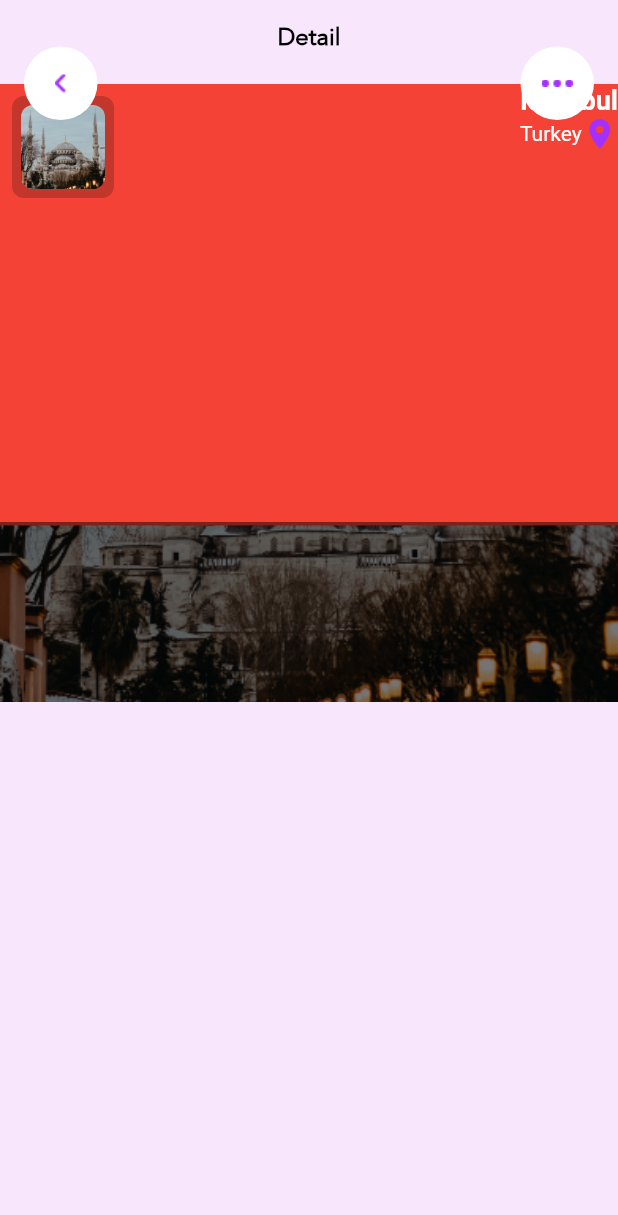
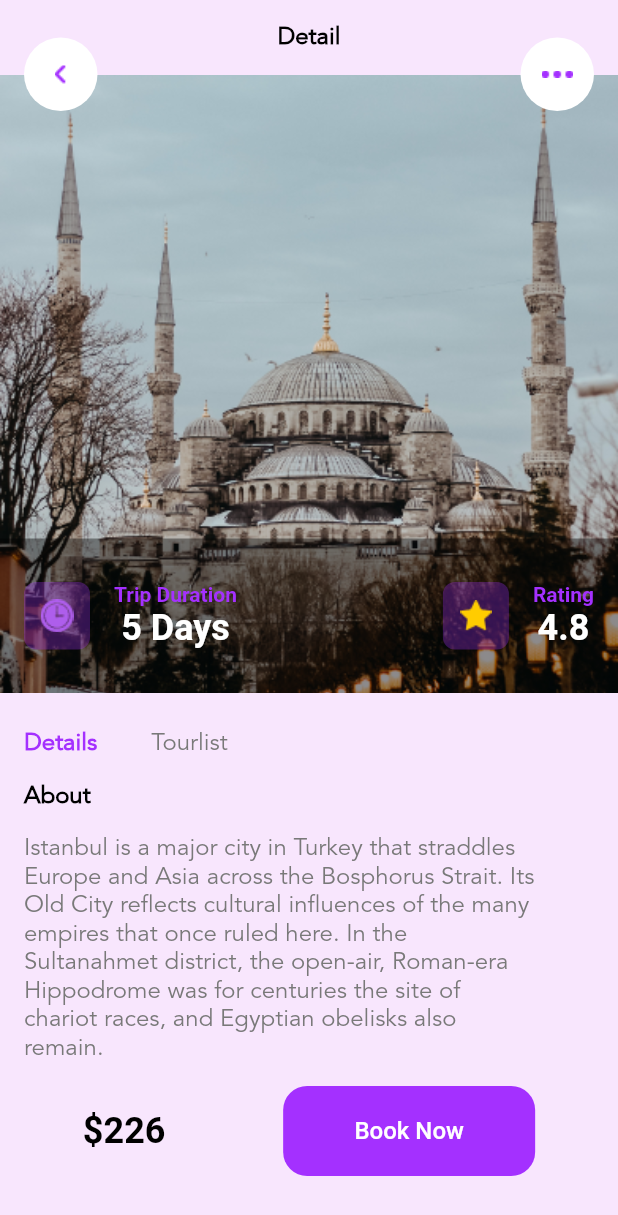
Before and after one commit to iabolfazlofficial/booking_flutter, a Flutter app: the Detail screen opened directly, on a phone screen of 412 x 824 dp. Shown: the top 1215 px of the screen. Run offline on Flutter 3.47's test engine with Material 2 defaults, Android fonts, the phone set to English and light mode, and no system bars.

Commit message:
'completedapp'

```diff
--- a/lib/components/explore-button.dart
+++ b/lib/components/explore-button.dart
@@ -1,6 +1,6 @@
-
 import 'package:flutter/cupertino.dart';
 import 'package:flutter/material.dart';
+import 'package:project/screens/home.dart';
 
 class ExploreButton extends StatelessWidget {
   const ExploreButton({
@@ -13,7 +13,14 @@ class ExploreButton extends StatelessWidget {
   @override
   Widget build(BuildContext context) {
     return GestureDetector(
-      onTap: () {},
+      onTap: () {
+        Navigator.of(context).push(PageRouteBuilder(
+          pageBuilder: (_, __, ___) => Home(),
+          transitionDuration: Duration(seconds: 2),
+          transitionsBuilder: (_, a, __, c) =>
+              FadeTransition(opacity: a, child: c),
+        ));
+      },
       child: Container(
         width: width / 3,
         decoration: BoxDecoration(
@@ -26,7 +33,7 @@ class ExploreButton extends StatelessWidget {
             children: [
               Text(
                 "Explore",
-                style: Theme.of(context).textTheme.headline6,
+                style: Theme.of(context).textTheme.headline3,
               ),
               SizedBox(
                 width: 16,
--- a/lib/main.dart
+++ b/lib/main.dart
@@ -35,12 +35,17 @@ class MyApp extends StatelessWidget {
                 fontSize: 16,
                 fontWeight: FontWeight.bold,
                 color: Color.fromRGBO(0, 0, 0, 1)),
+            headline3: TextStyle(
+                fontFamily: 'Avenir',
+                fontSize: 12,
+                fontWeight: FontWeight.bold,
+                color: Color.fromRGBO(255, 255, 255, 1)),
             headline5: TextStyle(
                 fontFamily: 'Avenir',
                 fontSize: 16,
                 color: Color.fromRGBO(121, 121, 121, 1)),
           )),
-      home: Detail(),
+      home: Splash(),
     );
   }
 }
--- a/lib/screens/detail.dart
+++ b/lib/screens/detail.dart
@@ -1,3 +1,5 @@
+import 'dart:ui';
+
 import 'package:flutter/material.dart';
 import 'package:flutter/src/widgets/container.dart';
 import 'package:flutter/src/widgets/framework.dart';
@@ -14,129 +16,215 @@ class Detail extends StatelessWidget {
     final height = MediaQuery.of(context).size.height;
 
     return Scaffold(
-      body: SafeArea(
+      body: SingleChildScrollView(
+        scrollDirection: Axis.vertical,
+        child: SafeArea(
             child: Container(
               width: double.infinity,
               height: height,
               color: Color.fromRGBO(248, 230, 253, 1),
           child: Column(
+            mainAxisAlignment: MainAxisAlignment.start,
+            crossAxisAlignment: CrossAxisAlignment.start,
             children: [
-              // Header Text
-              SizedBox(
-                height: 16,
+              // Header
+              Container(
+                width: double.infinity,
+                height: 50,
+                child: Center(
+                  child: Text("Detail",
+                      style: Theme.of(context).textTheme.headline4),
                 ),
-              Container(
-                  height: 24,
-                  child: Text(
-                    "Detail",
-                    style: Theme.of(context).textTheme.headline4,
-                  )),
-              SizedBox(
-                height: 16,
               ),
-              // Image Detail
-              Stack(
-                clipBehavior: Clip.none,
-                children: [
+              // Stack Image
+              Stack(clipBehavior: Clip.none, children: [
                 Container(
                   width: double.infinity,
                   height: height / 2,
-                    decoration: BoxDecoration(
-                        shape: BoxShape.rectangle,
+                  decoration: const BoxDecoration(
                       image: DecorationImage(
-                            image: AssetImage(
-                                "assets/images/detail.png"),
+                          image: AssetImage("assets/images/detail.png"),
                           fit: BoxFit.cover)),
                 ),
-                  Container(
-                    width: double.infinity,
-                    height:(height / 2) / 1.4,
-                    decoration: BoxDecoration(
-                      color: Colors.red
-                    ),
-                    child: Positioned(
-                    top: 45,
+                // Header (Buttons)
+                Positioned(
+                  top: -25,
                   left: 0,
-                    right: 20,
+                  right: 0,
+                  child: Padding(
+                    padding: const EdgeInsets.only(right: 16, left: 16),
                     child: Row(
                       mainAxisAlignment: MainAxisAlignment.spaceBetween,
-                      crossAxisAlignment: CrossAxisAlignment.start,
                       children: [
-                        // List Image
-                        ListImageDetail(),
-                        // Location
-                        Column(
-                          mainAxisAlignment: MainAxisAlignment.start,
-                          crossAxisAlignment: CrossAxisAlignment.start,
-                          children: [
-                            Text(
-                              "Istanbul",
-                              style: TextStyle(
-                                  color: Colors.white,
-                                  fontSize: 18,
-                                  fontWeight: FontWeight.bold),
-                            ),
-                            Row(
-                              children: [
-                                Text(
-                                  "Turkey",
-                                  style: TextStyle(
-                                    color: Colors.white,
-                                    fontSize: 14,
-                                  ),
-                                ),
-                                Icon(
-                                  Icons.location_on,
-                                  color: Color.fromRGBO(164, 48, 255, 1),
-                                )
-                              ],
-                            )
-                          ],
-                        )
+                        CircularBGWhiteIcon(
+                            url: "assets/images/arrow-back.png"),
+                        CircularBGWhiteIcon(url: "assets/images/more.png"),
                       ],
                     ),
                   ),
                 ),
-                  Container(
+                // Footer Box
+                Positioned(
+                    right: 0,
+                    left: 0,
+                    bottom: 0,
+                    child: Container(
                       width: double.infinity,
+                      height: (height / 2) / 4,
                       decoration: BoxDecoration(
-                      color: Color.fromARGB(255, 12, 0, 145)
-                    ),
-                  ),
-
-                  Positioned(
-                    top: -25,
-                    left: 0,
-                    right: 0,
-                    child: Container(
+                          color: Color.fromRGBO(0, 0, 0, 0.4),
+                          shape: BoxShape.rectangle),
                       child: Padding(
                         padding: const EdgeInsets.only(left: 16, right: 16),
-                        child: Row(
-                          mainAxisAlignment: MainAxisAlignment.spaceBetween,
+                        child: Row(children: [
+                          Container(
+                            width: 44,
+                            height: 45,
+                            decoration: BoxDecoration(
+                                borderRadius: BorderRadius.circular(8),
+                                shape: BoxShape.rectangle,
+                                color: Color.fromRGBO(164, 48, 255, 0.3),
+                                image: DecorationImage(
+                                    image:
+                                        AssetImage("assets/images/clock.png"))),
+                          ),
+                          SizedBox(
+                            width: 16,
+                          ),
+                          Column(
+                            mainAxisAlignment: MainAxisAlignment.center,
                             children: [
-                            CircularBGWhiteIcon(
-                              url: "assets/images/arrow-back.png",
+                              Text(
+                                "Trip Duration",
+                                style: TextStyle(
+                                    fontSize: 14,
+                                    color: Color.fromRGBO(164, 48, 255, 1),
+                                    fontWeight: FontWeight.bold),
                               ),
-                            CircularBGWhiteIcon(
-                              url: "assets/images/more.png",
+                              Text(
+                                "5 Days",
+                                style: TextStyle(
+                                    fontSize: 24,
+                                    color: Colors.white,
+                                    fontWeight: FontWeight.bold),
                               ),
                             ],
                           ),
+                          Expanded(child: Container()),
+                          Container(
+                            width: 44,
+                            height: 45,
+                            decoration: BoxDecoration(
+                                borderRadius: BorderRadius.circular(8),
+                                shape: BoxShape.rectangle,
+                                color: Color.fromRGBO(164, 48, 255, 0.3),
+                                image: DecorationImage(
+                                    image:
+                                        AssetImage("assets/images/star.png"))),
+                          ),
+                          SizedBox(
+                            width: 16,
+                          ),
+                          Column(
+                            mainAxisAlignment: MainAxisAlignment.center,
+                            children: [
+                              Text(
+                                "Rating",
+                                style: TextStyle(
+                                    fontSize: 14,
+                                    color: Color.fromRGBO(164, 48, 255, 1),
+                                    fontWeight: FontWeight.bold),
+                              ),
+                              Text(
+                                "4.8",
+                                style: TextStyle(
+                                    fontSize: 24,
+                                    color: Colors.white,
+                                    fontWeight: FontWeight.bold),
+                              ),
+                            ],
+                          ),
+                        ]),
+                      ),
+                    ))
+              ]),
+
+              SizedBox(
+                height: 8,
+              ),
+
+              // Second Container
+              Expanded(
+                child: Container(
+                  width: double.infinity,
+                  color: Color.fromRGBO(248, 230, 253, 1),
+                  child: Padding(
+                    padding: const EdgeInsets.all(16),
+                    child: Column(
+                      children: [
+                        Row(
+                          children: [
+                            Text(
+                              "Details",
+                              style: Theme.of(context).textTheme.headline6,
+                            ),
+                            SizedBox(
+                              width: 36,
+                            ),
+                            Text(
+                              "Tourlist",
+                              style: Theme.of(context).textTheme.headline5,
+                            ),
+                          ],
+                        ),
+                        SizedBox(
+                          height: 16,
+                        ),
+                        Row(children: [
+                          Text(
+                            'About',
+                            style: Theme.of(context).textTheme.headline4,
+                          ),
+                        ]),
+                        SizedBox(
+                          height: 16,
+                        ),
+                        Row(children: [
+                          Container(
+                            width: width / 1.2,
+                            child: Text(
+                              'Istanbul is a major city in Turkey that straddles Europe and Asia across the Bosphorus Strait. Its Old City reflects cultural influences of the many empires that once ruled here. In the Sultanahmet district, the open-air, Roman-era Hippodrome was for centuries the site of chariot races, and Egyptian obelisks also remain.',
+                              style: Theme.of(context).textTheme.headline5,
                             ),
                           ),
+                        ]),
+                        SizedBox(
+                          height: 16,
                         ),
-                  Positioned(
-                    left: 0,
-                    bottom: 0,
-                    right: 0,
-                    child: Container(
-                      width: double.infinity,
-                      height: 120,
+                        Row(
+                          mainAxisAlignment: MainAxisAlignment.spaceAround,
+                          children: [
+                            Text(
+                              '\$226',
+                              style: TextStyle(
+                                  color: Colors.black,
+                                  fontSize: 24,
+                                  fontWeight: FontWeight.bold),
+                            ),
+                            Container(
+                              width: 168,
+                              height: 60,
                               decoration: BoxDecoration(
-                        shape: BoxShape.rectangle,
-                        color: Color.fromRGBO(0, 0, 0, 0.5)
-                      ),
-                    ),
+                                  borderRadius: BorderRadius.circular(16),
+                                  color: Color.fromRGBO(164, 48, 255, 1),
+                                  shape: BoxShape.rectangle),
+                              child: TextButton(
+                                  onPressed: () {},
+                                  child: Text("Book Now",
+                                      style: TextStyle(
+                                        color: Colors.white,
+                                        fontSize: 16,
+                                      ))),
                             )
                           ],
                         ),
@@ -144,6 +232,11 @@ class Detail extends StatelessWidget {
                     ),
                   ),
                 ),
+              )
+            ],
+          ),
+        )),
+      ),
     );
   }
 }
```
Also changed, not shown: assets/images/clock.png (added), assets/images/star.png (added). Lines whose indentation alone changed are shown as unchanged.
